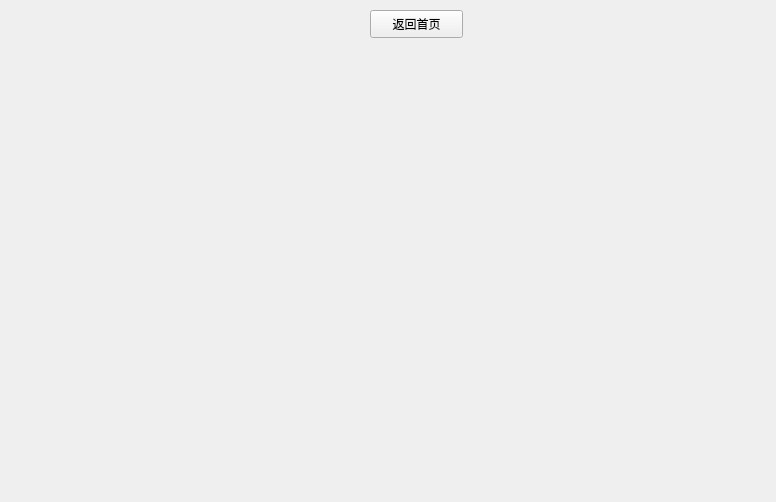
This is MyGame/GameWidget.ui in HuiPuKui/MyGame as Qt 5 draws it before an edit. The edited form follows.
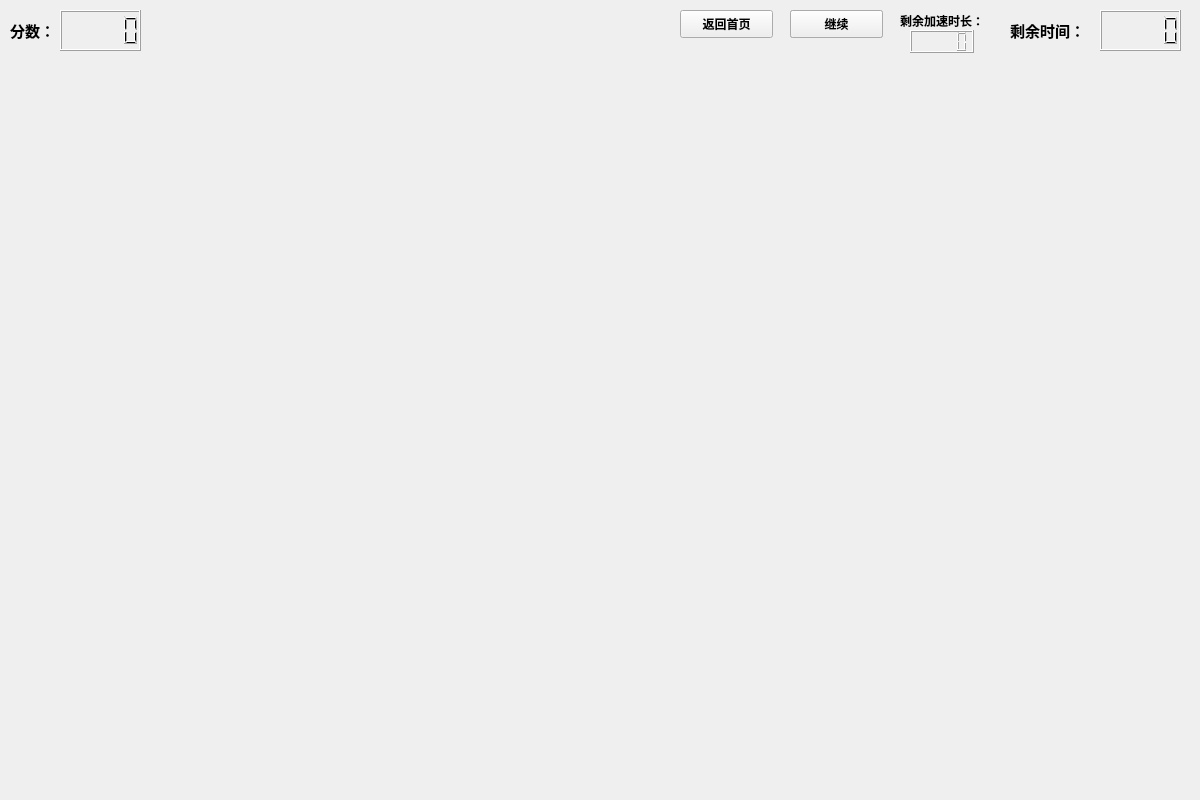
This is the edited form.

The edit to the form file:
```diff
--- a/MyGame/GameWidget.ui
+++ b/MyGame/GameWidget.ui
@@ -6,8 +6,8 @@
    <rect>
     <x>0</x>
     <y>0</y>
-    <width>776</width>
-    <height>502</height>
+    <width>1200</width>
+    <height>800</height>
    </rect>
   </property>
   <property name="windowTitle">
@@ -16,16 +16,156 @@
   <widget class="QPushButton" name="PBBack">
    <property name="geometry">
     <rect>
-     <x>370</x>
+     <x>680</x>
      <y>10</y>
      <width>93</width>
      <height>28</height>
     </rect>
    </property>
+   <property name="font">
+    <font>
+     <family>幼圆</family>
+     <weight>75</weight>
+     <bold>true</bold>
+    </font>
+   </property>
    <property name="text">
     <string>返回首页</string>
    </property>
   </widget>
+  <widget class="QLCDNumber" name="LCDScore">
+   <property name="geometry">
+    <rect>
+     <x>60</x>
+     <y>10</y>
+     <width>81</width>
+     <height>41</height>
+    </rect>
+   </property>
+  </widget>
+  <widget class="QLabel" name="label">
+   <property name="geometry">
+    <rect>
+     <x>10</x>
+     <y>10</y>
+     <width>72</width>
+     <height>41</height>
+    </rect>
+   </property>
+   <property name="font">
+    <font>
+     <family>幼圆</family>
+     <pointsize>11</pointsize>
+     <weight>75</weight>
+     <bold>true</bold>
+    </font>
+   </property>
+   <property name="text">
+    <string>分数：</string>
+   </property>
+  </widget>
+  <widget class="QLabel" name="label_3">
+   <property name="geometry">
+    <rect>
+     <x>1010</x>
+     <y>10</y>
+     <width>81</width>
+     <height>41</height>
+    </rect>
+   </property>
+   <property name="font">
+    <font>
+     <family>幼圆</family>
+     <pointsize>11</pointsize>
+     <weight>75</weight>
+     <bold>true</bold>
+    </font>
+   </property>
+   <property name="text">
+    <string>剩余时间：</string>
+   </property>
+  </widget>
+  <widget class="QLabel" name="label_4">
+   <property name="geometry">
+    <rect>
+     <x>900</x>
+     <y>10</y>
+     <width>91</width>
+     <height>21</height>
+    </rect>
+   </property>
+   <property name="font">
+    <font>
+     <family>幼圆</family>
+     <pointsize>9</pointsize>
+     <weight>75</weight>
+     <bold>true</bold>
+    </font>
+   </property>
+   <property name="text">
+    <string>剩余加速时长：</string>
+   </property>
+  </widget>
+  <widget class="QLCDNumber" name="LCDTotalTime">
+   <property name="geometry">
+    <rect>
+     <x>1100</x>
+     <y>10</y>
+     <width>81</width>
+     <height>41</height>
+    </rect>
+   </property>
+  </widget>
+  <widget class="QLCDNumber" name="LCDFasterTime">
+   <property name="geometry">
+    <rect>
+     <x>910</x>
+     <y>30</y>
+     <width>64</width>
+     <height>23</height>
+    </rect>
+   </property>
+  </widget>
+  <widget class="QPushButton" name="PBPause">
+   <property name="geometry">
+    <rect>
+     <x>790</x>
+     <y>10</y>
+     <width>93</width>
+     <height>28</height>
+    </rect>
+   </property>
+   <property name="font">
+    <font>
+     <family>幼圆</family>
+     <weight>75</weight>
+     <bold>true</bold>
+    </font>
+   </property>
+   <property name="text">
+    <string>暂停</string>
+   </property>
+  </widget>
+  <widget class="QPushButton" name="PBContinue">
+   <property name="geometry">
+    <rect>
+     <x>790</x>
+     <y>10</y>
+     <width>93</width>
+     <height>28</height>
+    </rect>
+   </property>
+   <property name="font">
+    <font>
+     <family>幼圆</family>
+     <weight>75</weight>
+     <bold>true</bold>
+    </font>
+   </property>
+   <property name="text">
+    <string>继续</string>
+   </property>
+  </widget>
  </widget>
  <resources/>
  <connections/>
```
